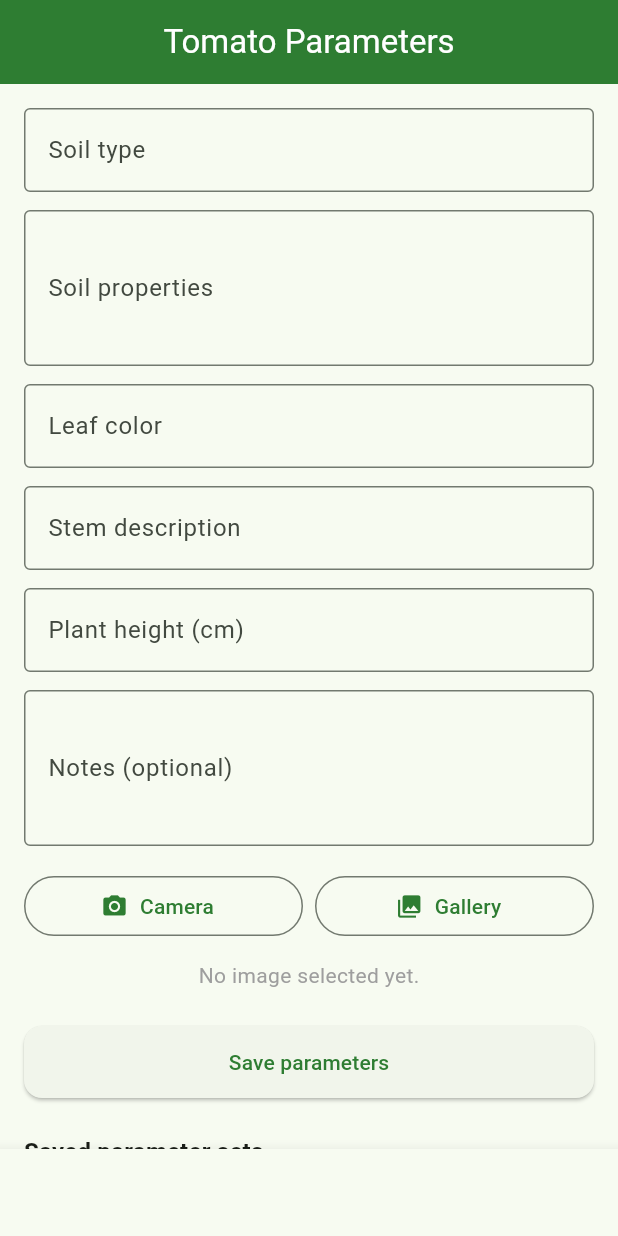
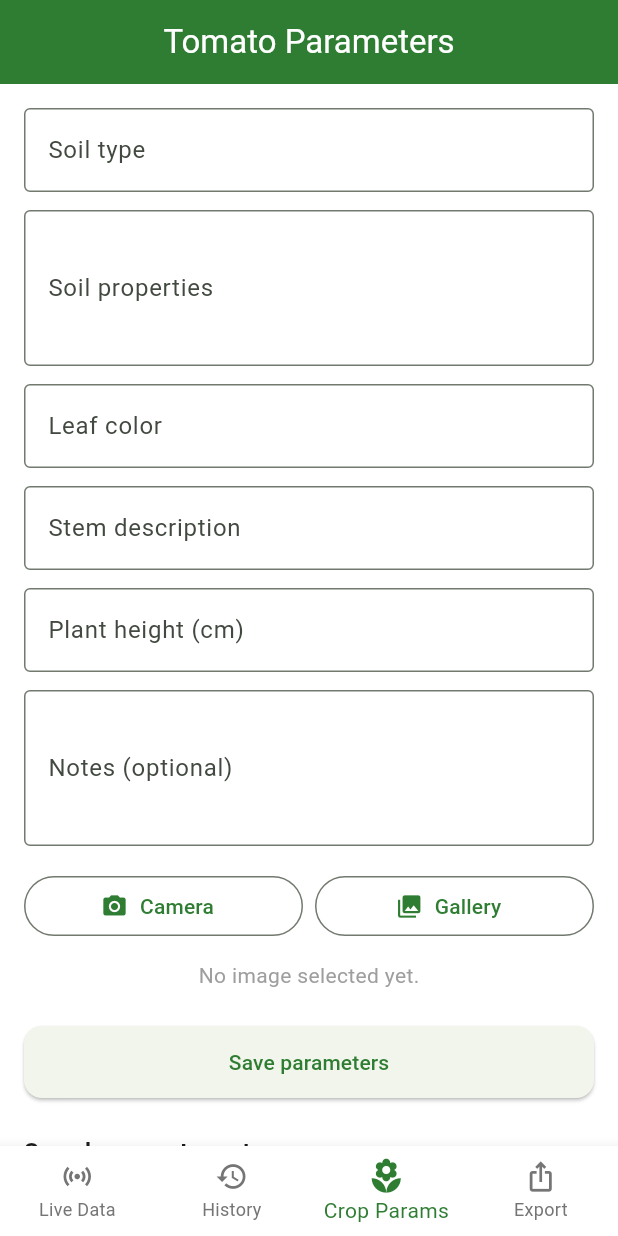
Before and after one commit to santawearscoolpants/npk_soil_sensor, a Flutter app: the screen it shows after launch, item 3 of the bottom bar chosen, on a phone screen of 412 x 824 dp. Run offline on Flutter 3.47's test engine with Material 3 defaults, Android fonts, the phone set to English and light mode, and no system bars; our stand-ins replace csv, drift, flutter_blue_plus, flutter_riverpod, image_picker, pdf and 3 more; accounts and stored records are empty; generated files the repository leaves out were written again.

Commit message:
Add permission handling for storage access and update theme styles

```diff
--- a/csir_soil_sensor/lib/src/core/theme.dart
+++ b/csir_soil_sensor/lib/src/core/theme.dart
@@ -13,10 +13,20 @@ ThemeData buildAppTheme() {
   return ThemeData(
     colorScheme: colorScheme,
     useMaterial3: true,
+    scaffoldBackgroundColor: Colors.white,
     appBarTheme: AppBarTheme(
       backgroundColor: colorScheme.primary,
       foregroundColor: Colors.white,
       centerTitle: true,
+    ),
+    bottomNavigationBarTheme: BottomNavigationBarThemeData(
+      backgroundColor: Colors.white,
+      selectedItemColor: colorScheme.primary,
+      unselectedItemColor: Colors.grey.shade600,
+      selectedIconTheme: const IconThemeData(size: 26),
+      unselectedIconTheme: const IconThemeData(size: 22),
+      showUnselectedLabels: true,
+      type: BottomNavigationBarType.fixed,
     ),
     inputDecorationTheme: const InputDecorationTheme(
       border: OutlineInputBorder(),
@@ -34,7 +44,7 @@ ThemeData buildAppTheme() {
         borderRadius: BorderRadius.circular(16),
       ),
       elevation: 2,
-      margin: EdgeInsets.symmetric(vertical: 8, horizontal: 12),
+      margin: const EdgeInsets.symmetric(vertical: 8, horizontal: 12),
     ),
   );
 }
--- a/csir_soil_sensor/pubspec.yaml
+++ b/csir_soil_sensor/pubspec.yaml
@@ -21,6 +21,7 @@ dependencies:
   drift: ^2.18.0
   drift_flutter: ^0.2.7
   sqlite3_flutter_libs: ^0.5.27
+  permission_handler: ^11.3.1
 
 dev_dependencies:
   flutter_test:
```
Also changed, not shown: csir_soil_sensor/lib/src/features/crop_params/crop_form_screen.dart (+34 -4 lines), csir_soil_sensor/lib/src/features/export/export_screen.dart (+43 -0 lines), csir_soil_sensor/lib/src/services/permission_service.dart (added, +26 -0 lines), csir_soil_sensor/pubspec.lock, 2 other files.
